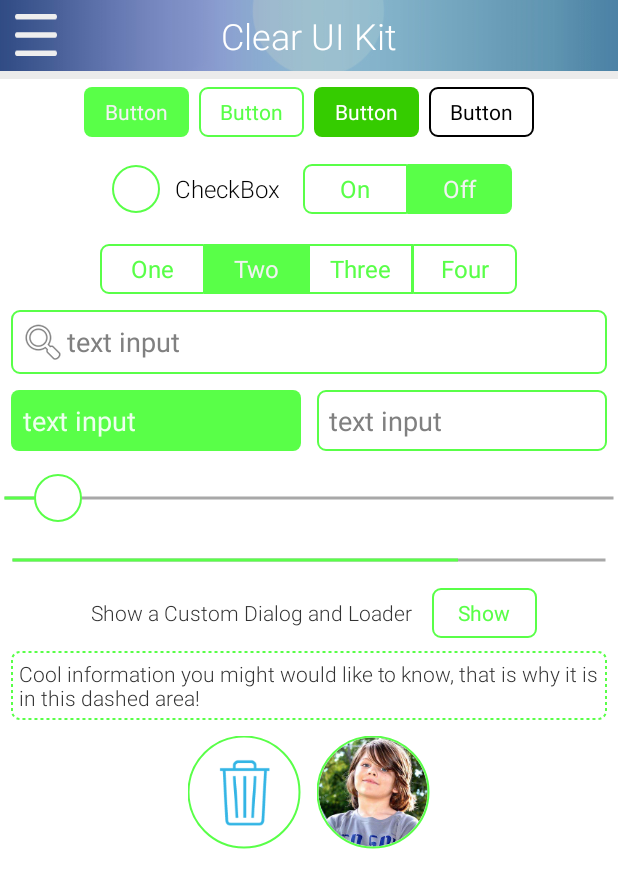
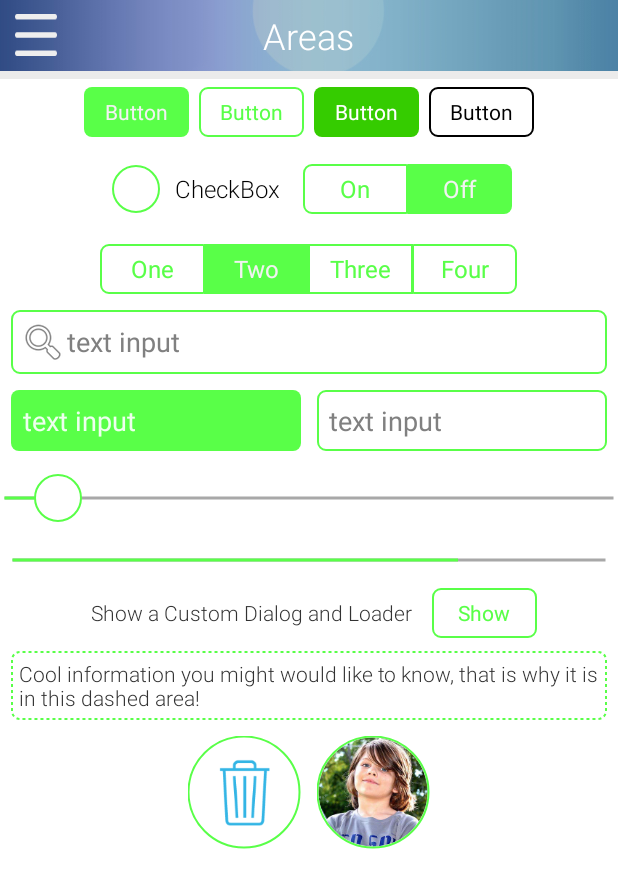
Before and after one commit to JakobHartman/SRA_Android, an Android app: the Dashboard screen opened directly, with no data from a screen before it, after a tap on "Areas", on a phone screen of 412 x 824 dp. Shown: the top 888 px of the screen. Run offline under Robolectric (Android 15) with nearby library versions, the phone set to English and light mode, and no system bars; 3 other taps on this screen came first.

Commit message:
Dynamic names for the title

```diff
--- a/app/src/main/java/org/rbdc/sra/Dashboard.java
+++ b/app/src/main/java/org/rbdc/sra/Dashboard.java
@@ -15,6 +15,7 @@ import android.support.v4.app.FragmentActivity;
 import android.support.v4.app.FragmentTransaction;
 import android.view.MotionEvent;
 import android.view.View;
+import android.widget.TextView;
 
 public class Dashboard extends FragmentActivity implements View.OnClickListener{
 
@@ -24,6 +25,7 @@ public class Dashboard extends FragmentActivity implements View.OnClickListener{
     private ResideMenuItem itemQuestions;
     private ResideMenuItem itemNotes;
     private ResideMenuItem itemStats;
+    private TextView title;
 
     @Override
     public void onCreate(Bundle savedInstanceState) {
@@ -31,7 +33,8 @@ public class Dashboard extends FragmentActivity implements View.OnClickListener{
         setContentView(R.layout.activity_dashboard);
         setUpMenu();
         changeFragment(new DashboardFragment());
-
+        title = (TextView)findViewById(R.id.title);
+        title.setText("Dashboard");
     }
 
     private void setUpMenu() {
@@ -82,14 +85,19 @@ public class Dashboard extends FragmentActivity implements View.OnClickListener{
 
         if (view == itemDashboard){
             changeFragment(new DashboardFragment());
+            title.setText("Dashboard");
         }else if (view == itemAreas){
             changeFragment(new AreasFragment());
+            title.setText("Areas");
         }else if (view == itemQuestions){
             changeFragment(new QuestionsFragment());
+            title.setText("Question Sets");
         }else if (view == itemNotes){
             changeFragment(new NotesFragment());
+            title.setText("Notes");
         }else if(view == itemStats){
             changeFragment(new StatsFragment());
+            title.setText("Statistics");
         }
 
         resideMenu.closeMenu();
--- a/app/src/main/res/layout/activity_dashboard.xml
+++ b/app/src/main/res/layout/activity_dashboard.xml
@@ -43,7 +43,8 @@
                     		android:text="@string/app_title"
                    			android:textSize="@dimen/textsize_large"
                     		android:textColor="@android:color/white"
-                    		android:layout_gravity="center"/>
+                    		android:layout_gravity="center"
+                            android:id="@+id/title"/>
 
        				 </FrameLayout>
 
```
